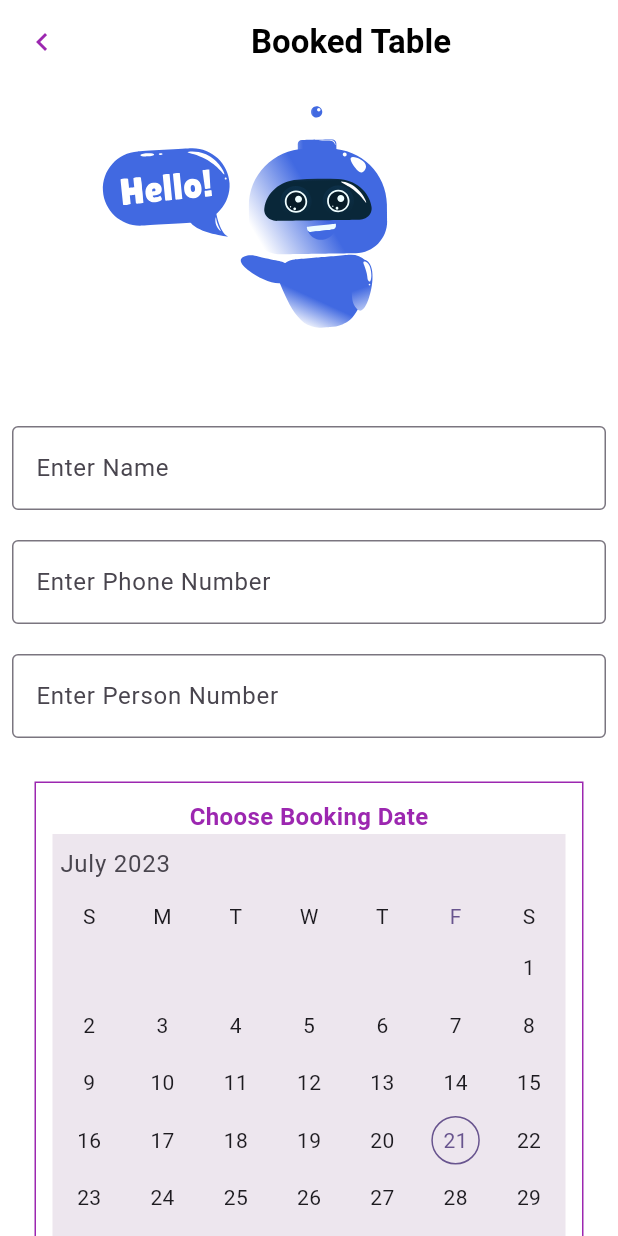
After one commit to Developer20202021/millennium_app, a Flutter app: the TableOrder screen opened directly, on a phone screen of 412 x 824 dp. The commit adds this screen. Run offline on Flutter 3.47's test engine with Material 2 defaults, Android fonts, the phone set to English and light mode, and no system bars; drawn by our look-alikes of syncfusion_flutter_datepicker; our stand-ins replace dotted_line, expandable, flutter_rating_bar, internet_connection_checker, lottie, shared_preferences and 1 more; accounts and stored records are empty.

Commit message:
Table Order

```diff
--- /dev/null
+++ b/lib/Screen/HomeScreen/TableOrder/TableOrder.dart
@@ -0,0 +1,190 @@
+import 'package:flutter/material.dart';
+import 'package:lottie/lottie.dart';
+import 'package:syncfusion_flutter_datepicker/datepicker.dart';
+
+class TableOrder extends StatefulWidget {
+  const TableOrder({super.key});
+
+  @override
+  State<TableOrder> createState() => _TableOrderState();
+}
+
+class _TableOrderState extends State<TableOrder> {
+  @override
+  Widget build(BuildContext context) {
+    return Scaffold(
+        backgroundColor: Colors.white,
+        appBar: AppBar(
+          iconTheme: IconThemeData(color: Colors.purple),
+          leading: IconButton(
+              onPressed: () => Navigator.of(context).pop(),
+              icon: Icon(Icons.chevron_left)),
+          title: Center(
+            child: const Text(
+              "Booked Table",
+              style: TextStyle(color: Colors.black, fontWeight: FontWeight.bold),
+            ),
+          ),
+          backgroundColor: Colors.transparent,
+          bottomOpacity: 0.0,
+          elevation: 0.0,
+        ),
+        body: SingleChildScrollView(
+          child: Padding(
+            padding: const EdgeInsets.all(8.0),
+            child: Column(
+              children: [
+
+                  Center(
+                      child: Lottie.asset(
+                      'lib/images/animation_lk8g4ixk.json',
+                        fit: BoxFit.cover,
+                        width: 300,
+                        height: 200
+                      ),
+                    ),
+
+
+                    SizedBox(
+                                    height: 20,
+                                  ),
+
+                                  // Name Section
+                                  TextField(
+                                    decoration: InputDecoration(
+                                      border: OutlineInputBorder(),
+                                      labelText: 'Enter Name',
+
+                                      hintText: 'Enter Your Name',
+
+                                      //  enabledBorder: OutlineInputBorder(
+                                      //       borderSide: BorderSide(width: 3, color: Colors.greenAccent),
+                                      //     ),
+                                      focusedBorder: OutlineInputBorder(
+                                        borderSide: BorderSide(
+                                            width: 3, color: Colors.purple),
+                                      ),
+                                      errorBorder: OutlineInputBorder(
+                                        borderSide: BorderSide(
+                                            width: 3,
+                                            color: Color.fromARGB(
+                                                255, 66, 125, 145)),
+                                      ),
+                                    ),
+                                  ),
+
+
+
+
+                    SizedBox(
+                                    height: 20,
+                                  ),
+
+                                  // Name Section
+                                  TextField(
+                                    decoration: InputDecoration(
+                                      border: OutlineInputBorder(),
+                                      labelText: 'Enter Phone Number',
+
+                                      hintText: 'Enter Your Phone Number',
+
+                                      //  enabledBorder: OutlineInputBorder(
+                                      //       borderSide: BorderSide(width: 3, color: Colors.greenAccent),
+                                      //     ),
+                                      focusedBorder: OutlineInputBorder(
+                                        borderSide: BorderSide(
+                                            width: 3, color: Colors.purple),
+                                      ),
+                                      errorBorder: OutlineInputBorder(
+                                        borderSide: BorderSide(
+                                            width: 3,
+                                            color: Color.fromARGB(
+                                                255, 66, 125, 145)),
+                                      ),
+                                    ),
+                                  ),
+
+
+
+                                  SizedBox(
+                                    height: 20,
+                                  ),
+
+
+
+                                  // Name Section
+                                  TextField(
+                                    keyboardType: TextInputType.number,
+                                    decoration: InputDecoration(
+                                      border: OutlineInputBorder(),
+                                      labelText: 'Enter Person Number',
+
+                                      hintText: 'Enter Your Person Number',
+
+                                      //  enabledBorder: OutlineInputBorder(
+                                      //       borderSide: BorderSide(width: 3, color: Colors.greenAccent),
+                                      //     ),
+                                      focusedBorder: OutlineInputBorder(
+                                        borderSide: BorderSide(
+                                            width: 3, color: Colors.purple),
+                                      ),
+                                      errorBorder: OutlineInputBorder(
+                                        borderSide: BorderSide(
+                                            width: 3,
+                                            color: Color.fromARGB(
+                                                255, 66, 125, 145)),
+                                      ),
+                                    ),
+                                  ),
+
+                                  SizedBox(height: 14,),
+
+                                  Container(
+                                  margin: const EdgeInsets.all(15.0),
+                              padding: const EdgeInsets.all(3.0),
+                              decoration: BoxDecoration(
+                                border: Border.all(color: Colors.purple)
+                              ),
+                                child: Padding(
+                                  padding: const EdgeInsets.all(8.0),
+                                  child: Column(
+                                    children: [
+                                      Text("Choose Booking Date",style: TextStyle(color: Colors.purple, fontWeight: FontWeight.bold, fontSize: 16),),
+                                      SfDateRangePicker(),
+                                    ],
+                                  ),
+                                ),
+                              ),
+
+
+                              SizedBox(height: 14,),
+
+
+                              Row(
+                                mainAxisAlignment: MainAxisAlignment.end,
+                                children: [
+                                  Container(
+                                            width: 150,
+                                            child: TextButton(
+                                              onPressed: () {},
+                                              child: Text(
+                                                "Next",
+                                                style:
+                                                    TextStyle(color: Colors.white),
+                                              ),
+                                              style: ButtonStyle(
+                                                backgroundColor:
+                                                    MaterialStatePropertyAll<Color>(
+                                                        Colors.purple),
+                                              ),
+                                            ),
+                                          ),
+                                ],
+                              ),
+
+
+
+
+              ]))));
+  }
+}
--- a/lib/main.dart
+++ b/lib/main.dart
@@ -4,6 +4,7 @@ import 'package:millennium_app/Screen/FrontScreen/CreateAccountScreen.dart';
 import 'package:millennium_app/Screen/FrontScreen/FrontSlide.dart';
 import 'package:millennium_app/Screen/FrontScreen/LogInScreen.dart';
 import 'package:millennium_app/Screen/HomeScreen/EveryFoodScreen/EveryFoodScreen.dart';
+import 'package:millennium_app/Screen/HomeScreen/TableOrder/TableOrder.dart';
 import 'package:millennium_app/Screen/HomeScreen/UserOrderHistory/UserOrderHistory.dart';
 import 'package:millennium_app/Screen/HomeScreen/UserProfile/UserProfile.dart';
 import 'package:shared_preferences/shared_preferences.dart';
@@ -31,7 +32,7 @@ class MyApp extends StatelessWidget {
         colorScheme: ColorScheme.fromSeed(seedColor: Colors.deepPurple),
         useMaterial3: true,
       ),
-      home: showHome ? UserProfile() : FrontSlider(),
+      home: showHome ? TableOrder(): FrontSlider(),
     );
   }
 }
--- a/pubspec.yaml
+++ b/pubspec.yaml
@@ -43,6 +43,7 @@ dependencies:
   dotted_line: ^3.2.2
   expandable: ^5.0.1
   circular_profile_avatar: ^2.0.5
+  syncfusion_flutter_datepicker: ^22.1.39
 
 dev_dependencies:
   flutter_test:
```
Also changed, not shown: pubspec.lock.
